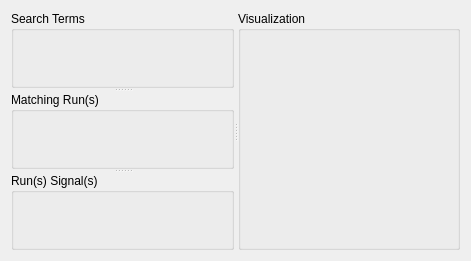
The window that gemviz/resources/bluesky_runs_catalog.ui (BCDA-APS/gemviz) describes before a commit, drawn with Qt 5.
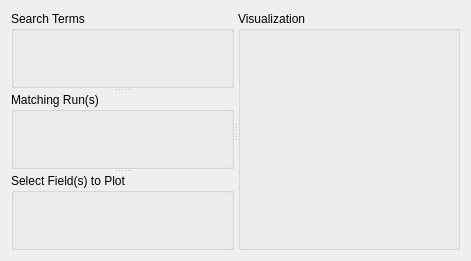
The same window after the commit.

Commit message: MNT #132 another

Patch:
```diff
--- a/gemviz/resources/bluesky_runs_catalog.ui
+++ b/gemviz/resources/bluesky_runs_catalog.ui
@@ -37,7 +37,7 @@
       </widget>
       <widget class="QGroupBox" name="stream_groupbox">
        <property name="title">
-        <string>Run(s) Signal(s)</string>
+        <string>Select Field(s) to Plot</string>
        </property>
        <layout class="QHBoxLayout" name="horizontalLayout_3"/>
       </widget>
```
